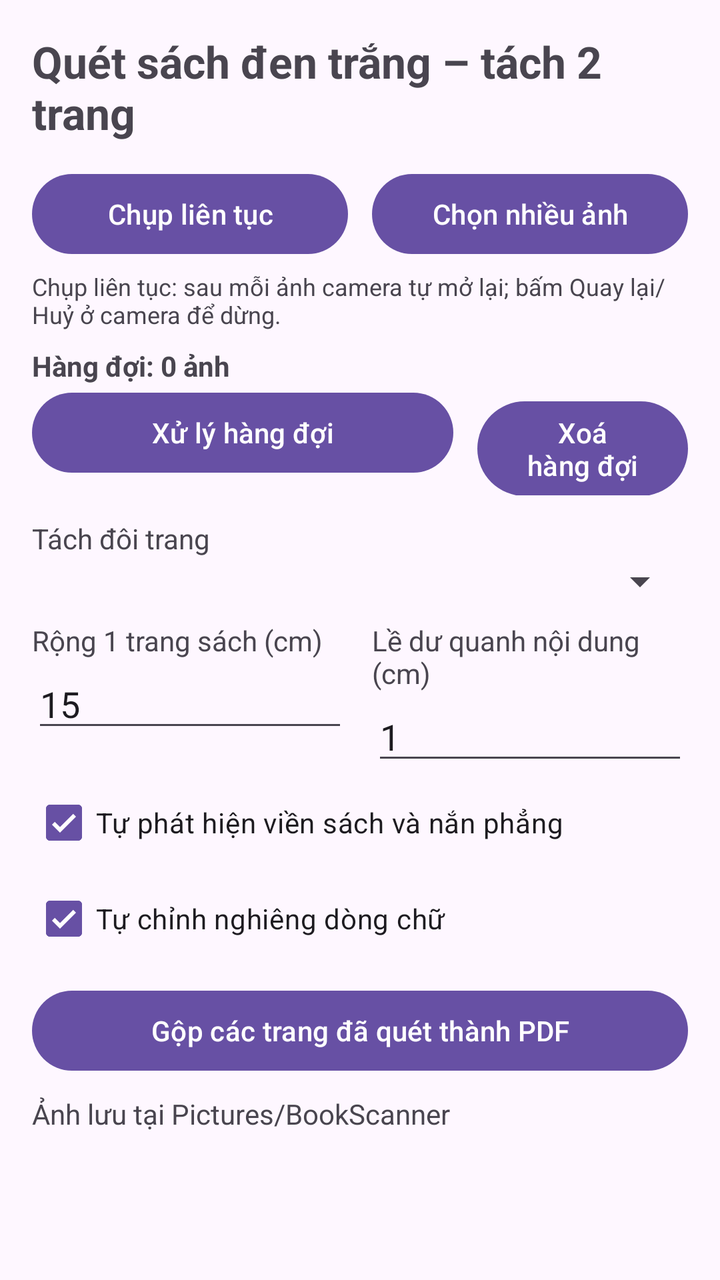
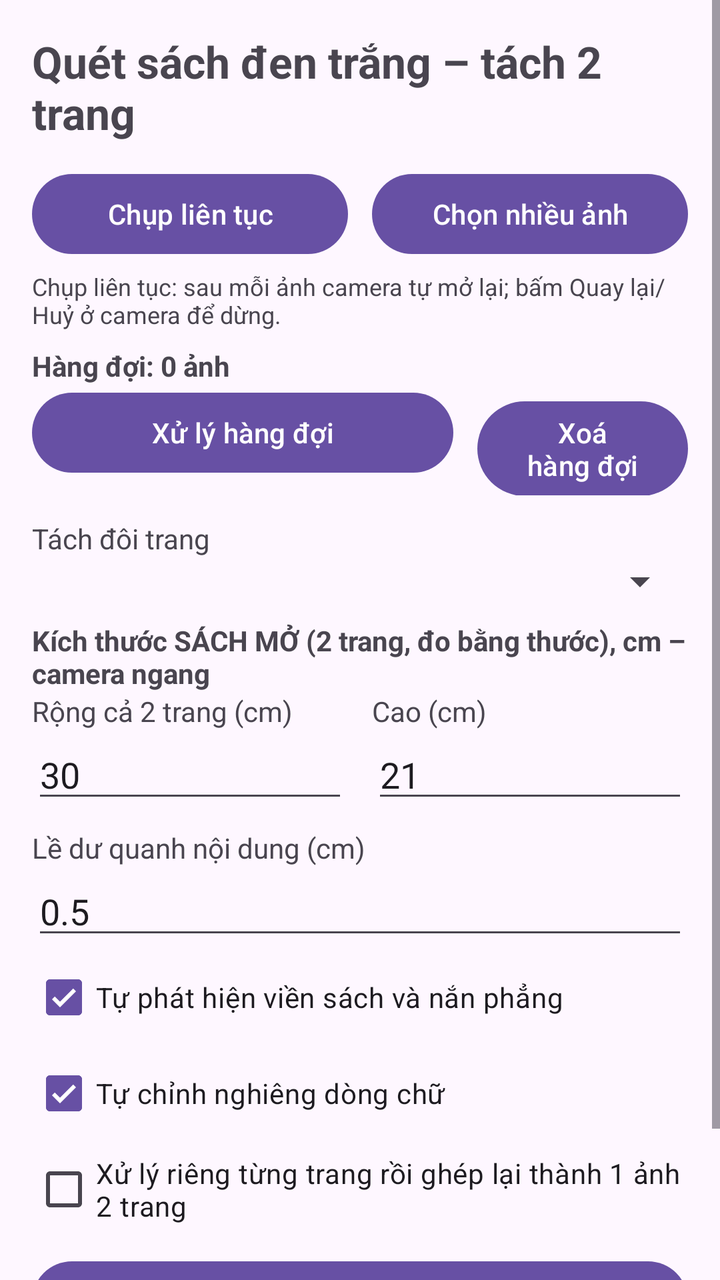

The first picture is an Android layout as it rendered before a commit; the second is the same layout after the commit. The layout source and the unified diff follow.
<!-- AndroidManifest.xml: application theme Theme.BookScan -->
<!-- res/layout/activity_main.xml -->
<?xml version="1.0" encoding="utf-8"?>
<ScrollView xmlns:android="http://schemas.android.com/apk/res/android"
    android:layout_width="match_parent"
    android:layout_height="match_parent"
    android:fillViewport="true">

    <LinearLayout
        android:layout_width="match_parent"
        android:layout_height="wrap_content"
        android:orientation="vertical"
        android:padding="16dp">

        <TextView
            android:layout_width="wrap_content"
            android:layout_height="wrap_content"
            android:text="Quét sách đen trắng – tách 2 trang"
            android:textSize="22sp"
            android:textStyle="bold" />

        <LinearLayout
            android:layout_width="match_parent"
            android:layout_height="wrap_content"
            android:layout_marginTop="12dp"
            android:orientation="horizontal">

            <Button
                android:id="@+id/btnCamera"
                android:layout_width="0dp"
                android:layout_height="wrap_content"
                android:layout_marginEnd="6dp"
                android:layout_weight="1"
                android:text="Chụp liên tục" />

            <Button
                android:id="@+id/btnPick"
                android:layout_width="0dp"
                android:layout_height="wrap_content"
                android:layout_marginStart="6dp"
                android:layout_weight="1"
                android:text="Chọn nhiều ảnh" />
        </LinearLayout>

        <TextView
            android:layout_width="match_parent"
            android:layout_height="wrap_content"
            android:layout_marginTop="4dp"
            android:text="Chụp liên tục: sau mỗi ảnh camera tự mở lại; bấm Quay lại/Huỷ ở camera để dừng."
            android:textSize="12sp" />

        <TextView
            android:id="@+id/tvQueue"
            android:layout_width="match_parent"
            android:layout_height="wrap_content"
            android:layout_marginTop="8dp"
            android:text="Hàng đợi: 0 ảnh"
            android:textStyle="bold" />

        <LinearLayout
            android:layout_width="match_parent"
            android:layout_height="wrap_content"
            android:orientation="horizontal">

            <Button
                android:id="@+id/btnProcess"
                android:layout_width="0dp"
                android:layout_height="wrap_content"
                android:layout_marginEnd="6dp"
                android:layout_weight="2"
                android:text="Xử lý hàng đợi" />

            <Button
                android:id="@+id/btnClear"
                android:layout_width="0dp"
                android:layout_height="wrap_content"
                android:layout_marginStart="6dp"
                android:layout_weight="1"
                android:text="Xoá hàng đợi" />
        </LinearLayout>

        <TextView
            android:layout_width="wrap_content"
            android:layout_height="wrap_content"
            android:layout_marginTop="12dp"
            android:text="Tách đôi trang" />

        <Spinner
            android:id="@+id/spSplit"
            android:layout_width="match_parent"
            android:layout_height="wrap_content" />

        <LinearLayout
            android:layout_width="match_parent"
            android:layout_height="wrap_content"
            android:layout_marginTop="8dp"
            android:orientation="horizontal">

            <LinearLayout
                android:layout_width="0dp"
                android:layout_height="wrap_content"
                android:layout_marginEnd="6dp"
                android:layout_weight="1"
                android:orientation="vertical">

                <TextView
                    android:layout_width="wrap_content"
                    android:layout_height="wrap_content"
                    android:text="Rộng 1 trang sách (cm)" />

                <EditText
                    android:id="@+id/etPageW"
                    android:layout_width="match_parent"
                    android:layout_height="wrap_content"
                    android:inputType="numberDecimal"
                    android:text="15" />
            </LinearLayout>

            <LinearLayout
                android:layout_width="0dp"
                android:layout_height="wrap_content"
                android:layout_marginStart="6dp"
                android:layout_weight="1"
                android:orientation="vertical">

                <TextView
                    android:layout_width="wrap_content"
                    android:layout_height="wrap_content"
                    android:text="Lề dư quanh nội dung (cm)" />

                <EditText
                    android:id="@+id/etMargin"
                    android:layout_width="match_parent"
                    android:layout_height="wrap_content"
                    android:inputType="numberDecimal"
                    android:text="1" />
            </LinearLayout>
        </LinearLayout>

        <CheckBox
            android:id="@+id/cbCrop"
            android:layout_width="wrap_content"
            android:layout_height="wrap_content"
            android:checked="true"
            android:text="Tự phát hiện viền sách và nắn phẳng" />

        <CheckBox
            android:id="@+id/cbDeskew"
            android:layout_width="wrap_content"
            android:layout_height="wrap_content"
            android:checked="true"
            android:text="Tự chỉnh nghiêng dòng chữ" />

        <Button
            android:id="@+id/btnPdf"
            android:layout_width="match_parent"
            android:layout_height="wrap_content"
            android:layout_marginTop="8dp"
            android:text="Gộp các trang đã quét thành PDF" />

        <ProgressBar
            android:id="@+id/progress"
            style="?android:attr/progressBarStyleHorizontal"
            android:layout_width="match_parent"
            android:layout_height="wrap_content"
            android:indeterminate="true"
            android:visibility="gone" />

        <TextView
            android:id="@+id/tvStatus"
            android:layout_width="match_parent"
            android:layout_height="wrap_content"
            android:layout_marginTop="8dp"
            android:text="Ảnh lưu tại Pictures/BookScanner" />

        <LinearLayout
            android:id="@+id/results"
            android:layout_width="match_parent"
            android:layout_height="wrap_content"
            android:layout_marginTop="8dp"
            android:orientation="vertical" />
    </LinearLayout>
</ScrollView>
<!-- resources referenced by this layout -->
<resources>
  <style name="Theme.BookScan" parent="Theme.Material3.Light.NoActionBar" />
</resources>

<!-- the commit's change to res/layout/activity_main.xml (unified diff, before → after) -->
@@ -88,10 +88,16 @@
             android:layout_width="match_parent"
             android:layout_height="wrap_content" />
 
-        <LinearLayout
-            android:layout_width="match_parent"
-            android:layout_height="wrap_content"
-            android:layout_marginTop="8dp"
+        <TextView
+            android:layout_width="wrap_content"
+            android:layout_height="wrap_content"
+            android:layout_marginTop="8dp"
+            android:text="Kích thước SÁCH MỞ (2 trang, đo bằng thước), cm – camera ngang"
+            android:textStyle="bold" />
+
+        <LinearLayout
+            android:layout_width="match_parent"
+            android:layout_height="wrap_content"
             android:orientation="horizontal">
 
             <LinearLayout
@@ -104,14 +110,14 @@
                 <TextView
                     android:layout_width="wrap_content"
                     android:layout_height="wrap_content"
-                    android:text="Rộng 1 trang sách (cm)" />
+                    android:text="Rộng cả 2 trang (cm)" />
 
                 <EditText
-                    android:id="@+id/etPageW"
+                    android:id="@+id/etSpreadW"
                     android:layout_width="match_parent"
                     android:layout_height="wrap_content"
                     android:inputType="numberDecimal"
-                    android:text="15" />
+                    android:text="30" />
             </LinearLayout>
 
             <LinearLayout
@@ -124,17 +130,30 @@
                 <TextView
                     android:layout_width="wrap_content"
                     android:layout_height="wrap_content"
-                    android:text="Lề dư quanh nội dung (cm)" />
+                    android:text="Cao (cm)" />
 
                 <EditText
-                    android:id="@+id/etMargin"
+                    android:id="@+id/etSpreadH"
                     android:layout_width="match_parent"
                     android:layout_height="wrap_content"
                     android:inputType="numberDecimal"
-                    android:text="1" />
+                    android:text="21" />
             </LinearLayout>
         </LinearLayout>
 
+        <TextView
+            android:layout_width="wrap_content"
+            android:layout_height="wrap_content"
+            android:layout_marginTop="8dp"
+            android:text="Lề dư quanh nội dung (cm)" />
+
+        <EditText
+            android:id="@+id/etMargin"
+            android:layout_width="match_parent"
+            android:layout_height="wrap_content"
+            android:inputType="numberDecimal"
+            android:text="0.5" />
+
         <CheckBox
             android:id="@+id/cbCrop"
             android:layout_width="wrap_content"
@@ -148,6 +167,12 @@
             android:layout_height="wrap_content"
             android:checked="true"
             android:text="Tự chỉnh nghiêng dòng chữ" />
+
+        <CheckBox
+            android:id="@+id/cbMerge"
+            android:layout_width="wrap_content"
+            android:layout_height="wrap_content"
+            android:text="Xử lý riêng từng trang rồi ghép lại thành 1 ảnh 2 trang" />
 
         <Button
             android:id="@+id/btnPdf"
